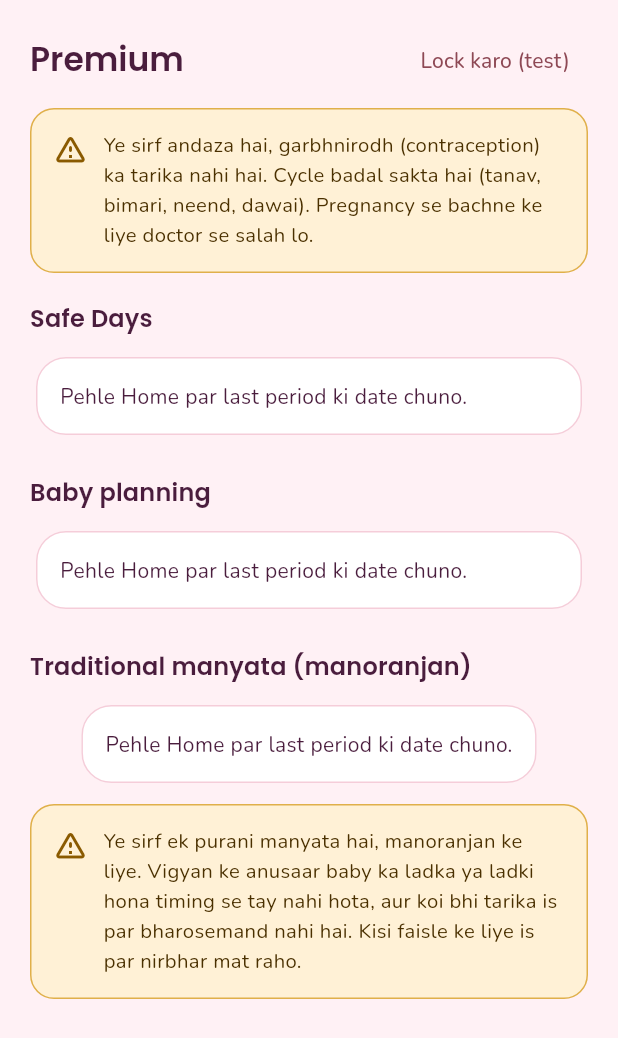
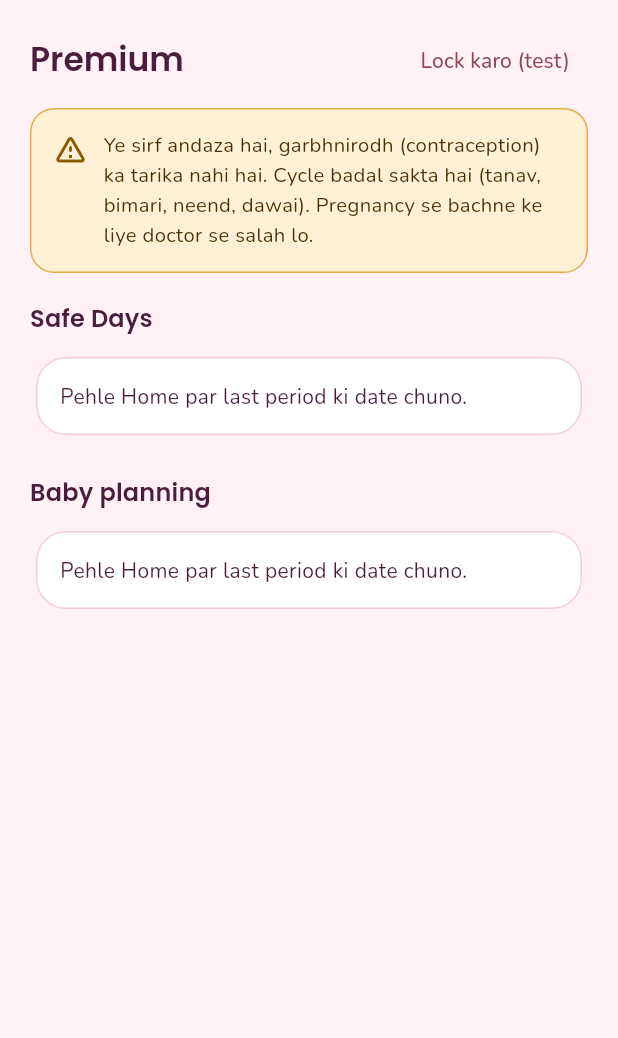
Before and after one commit to SirajAbbas12/menstrual-partner-app, a Flutter app: the PremiumScreen widget shown alone on an empty page, opened directly, after a tap on "Unlock (test mode)", on a phone screen of 412 x 824 dp. Shown: the top 1038 px of the screen. Run offline on Flutter 3.47's test engine with Material 3 defaults, Android fonts, the phone set to English and light mode, and no system bars; our stand-ins replace flutter_local_notifications, flutter_riverpod, google_fonts, hive_flutter, timezone; accounts and stored records are empty.

Commit message:
Remove traditional manyata card

```diff
--- a/lib/features/premium/premium_screen.dart
+++ b/lib/features/premium/premium_screen.dart
@@ -17,7 +17,6 @@ class PremiumScreen extends ConsumerStatefulWidget {
 class _PremiumScreenState extends ConsumerState<PremiumScreen> {
   bool _unlocked =
       (Hive.box('settings').get('premium', defaultValue: false)) as bool;
-  DateTime? _date;
 
   Future<void> _setPremium(bool v) async {
     await Hive.box('settings').put('premium', v);
@@ -58,8 +57,8 @@ class _PremiumScreenState extends ConsumerState<PremiumScreen> {
             const SizedBox(height: 12),
             const _LockedRow(
               icon: Icons.auto_awesome,
-              title: 'Traditional manyata',
-              sub: 'Sirf manoranjan ke liye, koi vaigyanik aadhar nahi',
+              title: 'Baby planning',
+              sub: 'Ovulation aur fertile window ki jaankari',
             ),
             const SizedBox(height: 26),
             FilledButton.icon(
@@ -110,11 +109,6 @@ class _PremiumScreenState extends ConsumerState<PremiumScreen> {
         Text('Baby planning', style: theme.textTheme.titleMedium),
         const SizedBox(height: 10),
         BabyPlanningCard(settings: s),
-        const SizedBox(height: 22),
-        Text('Traditional manyata (manoranjan)',
-            style: theme.textTheme.titleMedium),
-        const SizedBox(height: 10),
-        _gender(s),
       ],
     );
   }
@@ -183,77 +177,6 @@ class _PremiumScreenState extends ConsumerState<PremiumScreen> {
     );
   }
 
-  Widget _gender(CycleSettings s) {
-    const warn = _Warn(
-      'Ye sirf ek purani manyata hai, manoranjan ke liye. Vigyan ke anusaar '
-      'baby ka ladka ya ladki hona timing se tay nahi hota, aur koi bhi tarika '
-      'is par bharosemand nahi hai. Kisi faisle ke liye is par nirbhar mat raho.',
-    );
-    if (s.lastPeriod == null) {
-      return const Column(children: [
-        _Plain('Pehle Home par last period ki date chuno.'),
-        SizedBox(height: 10),
-        warn,
-      ]);
-    }
-    final len = s.cycleLength;
-    final ov = len - 14;
-    final cs = _cycleStart(s.lastPeriod!, len);
-
-    String? result;
-    if (_date != null) {
-      final day = _date!.difference(cs).inDays + 1;
-      final before = ov - day;
-      if (before >= 0 && before <= 1) {
-        result =
-            'Purani manyata: ovulation ke bilkul paas, ladke ki taraf jhukav mana jata hai.';
-      } else if (before >= 2 && before <= 4) {
-        result =
-            'Purani manyata: ovulation se 2-4 din pehle, ladki ki taraf jhukav mana jata hai.';
-      } else {
-        result = 'Is manyata mein is din ke liye koi sanket nahi hai.';
-      }
-    }
-
-    return Column(
-      children: [
-        Card(
-          child: Padding(
-            padding: const EdgeInsets.all(16),
-            child: Column(
-              crossAxisAlignment: CrossAxisAlignment.start,
-              children: [
-                const Text('Sambandh ki date chuno'),
-                const SizedBox(height: 10),
-                OutlinedButton.icon(
-                  onPressed: () async {
-                    final now = DateTime.now();
-                    final p = await showDatePicker(
-                      context: context,
-                      initialDate: _date ?? now,
-                      firstDate: cs,
-                      lastDate: now,
-                    );
-                    if (p != null) setState(() => _date = p);
-                  },
-                  icon: const Icon(Icons.calendar_month),
-                  label: Text(_date == null
-                      ? 'Date chuno'
-                      : DateFormat('d MMM yyyy').format(_date!)),
-                ),
-                if (result != null) ...[
-                  const SizedBox(height: 14),
-                  Text(result, style: const TextStyle(height: 1.45)),
-                ],
-              ],
-            ),
-          ),
-        ),
-        const SizedBox(height: 10),
-        warn,
-      ],
-    );
-  }
 }
 
 class _LockedRow extends StatelessWidget {
```
